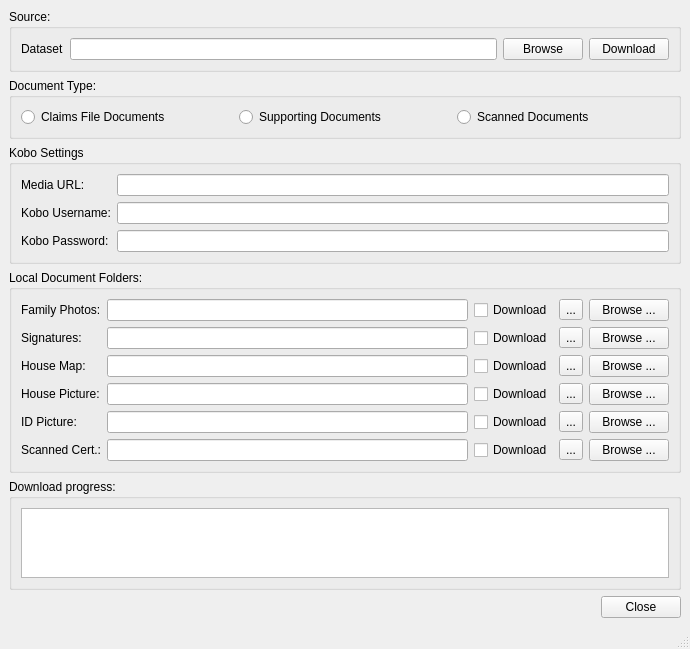
Qt form ui/ui_document_downloader_win.ui (gltn/stdm) before a commit.
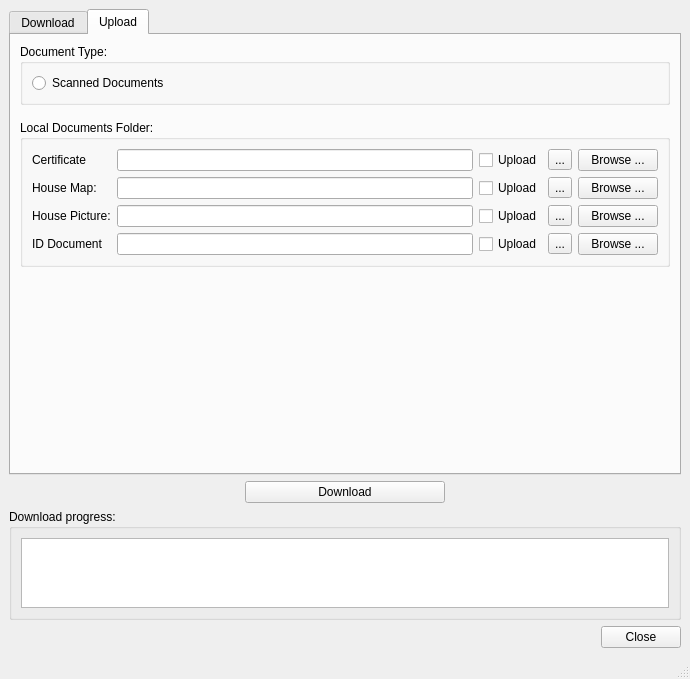
The same form after that commit.

Commit message: Changed UI for downloading documents. Added functionality to upload other scanned supporting documents

Diff of the .ui file:
```diff
--- a/ui/ui_document_downloader_win.ui
+++ b/ui/ui_document_downloader_win.ui
@@ -7,14 +7,59 @@
     <x>0</x>
     <y>0</y>
     <width>690</width>
-    <height>613</height>
+    <height>638</height>
    </rect>
   </property>
   <property name="windowTitle">
    <string>Download Documents</string>
   </property>
   <widget class="QWidget" name="centralwidget">
-   <layout class="QVBoxLayout" name="verticalLayout">
+   <layout class="QVBoxLayout" name="verticalLayout_4">
+    <property name="spacing">
+     <number>6</number>
+    </property>
+    <item>
+     <widget class="QTabWidget" name="twDocument">
+      <property name="currentIndex">
+       <number>1</number>
+      </property>
+      <widget class="QWidget" name="tbDownload">
+       <attribute name="title">
+        <string>Download</string>
+       </attribute>
+       <layout class="QVBoxLayout" name="verticalLayout" stretch="0,0,0,0">
+        <property name="spacing">
+         <number>0</number>
+        </property>
+        <item>
+         <widget class="QGroupBox" name="groupBox_2">
+          <property name="title">
+           <string>Document Type:</string>
+          </property>
+          <layout class="QHBoxLayout" name="horizontalLayout">
+           <item>
+            <widget class="QRadioButton" name="rbKoboMedia">
+             <property name="text">
+              <string>Claims File Documents</string>
+             </property>
+             <property name="autoExclusive">
+              <bool>false</bool>
+             </property>
+            </widget>
+           </item>
+           <item>
+            <widget class="QRadioButton" name="rbSupportDoc">
+             <property name="text">
+              <string>Supporting Documents</string>
+             </property>
+             <property name="autoExclusive">
+              <bool>false</bool>
+             </property>
+            </widget>
+           </item>
+          </layout>
+         </widget>
+        </item>
     <item>
      <widget class="QGroupBox" name="groupBox">
       <property name="title">
@@ -42,43 +87,6 @@
          </property>
         </widget>
        </item>
-       <item>
-        <widget class="QPushButton" name="btnDownload">
-         <property name="text">
-          <string>Download</string>
-         </property>
-        </widget>
-       </item>
-      </layout>
-     </widget>
-    </item>
-    <item>
-     <widget class="QGroupBox" name="groupBox_2">
-      <property name="title">
-       <string>Document Type:</string>
-      </property>
-      <layout class="QHBoxLayout" name="horizontalLayout">
-       <item>
-        <widget class="QRadioButton" name="rbKoboMedia">
-         <property name="text">
-          <string>Claims File Documents</string>
-         </property>
-        </widget>
-       </item>
-       <item>
-        <widget class="QRadioButton" name="rbSupportDoc">
-         <property name="text">
-          <string>Supporting Documents</string>
-         </property>
-        </widget>
-       </item>
-       <item>
-        <widget class="QRadioButton" name="rbScannedDoc">
-         <property name="text">
-          <string>Scanned Documents</string>
-         </property>
-        </widget>
-       </item>
       </layout>
      </widget>
     </item>
@@ -138,34 +146,9 @@
       <property name="title">
        <string>Local Document Folders:</string>
       </property>
-      <layout class="QGridLayout" name="gridLayout_6">
-       <item row="5" column="0">
-        <widget class="QLabel" name="label_2">
-         <property name="text">
-          <string>Scanned Cert.:</string>
-         </property>
-        </widget>
-       </item>
-       <item row="4" column="0">
-        <widget class="QLabel" name="label_12">
-         <property name="text">
-          <string>ID Picture:</string>
-         </property>
-        </widget>
-       </item>
-       <item row="1" column="0">
-        <widget class="QLabel" name="label_8">
-         <property name="text">
-          <string>Signatures:</string>
-         </property>
-        </widget>
-       </item>
-       <item row="1" column="1">
-        <widget class="QLineEdit" name="edtSignFolder"/>
-       </item>
-       <item row="0" column="1">
-        <widget class="QLineEdit" name="edtFamilyFolder"/>
-       </item>
+          <layout class="QVBoxLayout" name="verticalLayout_2">
+           <item>
+            <layout class="QGridLayout" name="gridLayout_2">
        <item row="0" column="0">
         <widget class="QLabel" name="label_7">
          <property name="text">
@@ -173,57 +156,8 @@
          </property>
         </widget>
        </item>
-       <item row="2" column="0">
-        <widget class="QLabel" name="label_9">
-         <property name="text">
-          <string>House Map:</string>
-         </property>
-        </widget>
-       </item>
-       <item row="1" column="3">
-        <widget class="QToolButton" name="tbSignFolder">
-         <property name="text">
-          <string>...</string>
-         </property>
-        </widget>
-       </item>
-       <item row="2" column="3">
-        <widget class="QToolButton" name="tbHouseFolder">
-         <property name="text">
-          <string>...</string>
-         </property>
-        </widget>
-       </item>
-       <item row="2" column="1">
-        <widget class="QLineEdit" name="edtHouseFolder"/>
-       </item>
-       <item row="0" column="3">
-        <widget class="QToolButton" name="tbFamilyFolder">
-         <property name="text">
-          <string>...</string>
-         </property>
-        </widget>
-       </item>
-       <item row="0" column="4">
-        <widget class="QPushButton" name="btnFamilyBrowse">
-         <property name="text">
-          <string>Browse ...</string>
-         </property>
-        </widget>
-       </item>
-       <item row="1" column="4">
-        <widget class="QPushButton" name="btnSignFolder">
-         <property name="text">
-          <string>Browse ...</string>
-         </property>
-        </widget>
-       </item>
-       <item row="2" column="4">
-        <widget class="QPushButton" name="btnHouseFolder">
-         <property name="text">
-          <string>Browse ...</string>
-         </property>
-        </widget>
+             <item row="0" column="1">
+              <widget class="QLineEdit" name="edtFamilyFolder"/>
        </item>
        <item row="0" column="2">
         <widget class="QCheckBox" name="cbFamilyPhoto">
@@ -235,6 +169,30 @@
          </property>
         </widget>
        </item>
+             <item row="0" column="3">
+              <widget class="QToolButton" name="tbFamilyFolder">
+               <property name="text">
+                <string>...</string>
+               </property>
+              </widget>
+             </item>
+             <item row="0" column="4">
+              <widget class="QPushButton" name="btnFamilyBrowse">
+               <property name="text">
+                <string>Browse ...</string>
+               </property>
+              </widget>
+             </item>
+             <item row="1" column="0">
+              <widget class="QLabel" name="label_8">
+               <property name="text">
+                <string>Signatures:</string>
+               </property>
+              </widget>
+             </item>
+             <item row="1" column="1">
+              <widget class="QLineEdit" name="edtSignFolder"/>
+             </item>
        <item row="1" column="2">
         <widget class="QCheckBox" name="cbSign">
          <property name="text">
@@ -242,6 +200,30 @@
          </property>
         </widget>
        </item>
+             <item row="1" column="3">
+              <widget class="QToolButton" name="tbSignFolder">
+               <property name="text">
+                <string>...</string>
+               </property>
+              </widget>
+             </item>
+             <item row="1" column="4">
+              <widget class="QPushButton" name="btnSignFolder">
+               <property name="text">
+                <string>Browse ...</string>
+               </property>
+              </widget>
+             </item>
+             <item row="2" column="0">
+              <widget class="QLabel" name="label_9">
+               <property name="text">
+                <string>House Map:</string>
+               </property>
+              </widget>
+             </item>
+             <item row="2" column="1">
+              <widget class="QLineEdit" name="edtHouseFolder"/>
+             </item>
        <item row="2" column="2">
         <widget class="QCheckBox" name="cbHousePhoto">
          <property name="text">
@@ -249,6 +231,20 @@
          </property>
         </widget>
        </item>
+             <item row="2" column="3">
+              <widget class="QToolButton" name="tbHouseFolder">
+               <property name="text">
+                <string>...</string>
+               </property>
+              </widget>
+             </item>
+             <item row="2" column="4">
+              <widget class="QPushButton" name="btnHouseFolder">
+               <property name="text">
+                <string>Browse ...</string>
+               </property>
+              </widget>
+             </item>
        <item row="3" column="0">
         <widget class="QLabel" name="label_11">
          <property name="text">
@@ -280,6 +276,13 @@
          </property>
         </widget>
        </item>
+             <item row="4" column="0">
+              <widget class="QLabel" name="label_12">
+               <property name="text">
+                <string>ID Picture:</string>
+               </property>
+              </widget>
+             </item>
        <item row="4" column="1">
         <widget class="QLineEdit" name="edtIdPic"/>
        </item>
@@ -304,32 +307,236 @@
          </property>
         </widget>
        </item>
-       <item row="5" column="1">
+            </layout>
+           </item>
+          </layout>
+         </widget>
+        </item>
+       </layout>
+      </widget>
+      <widget class="QWidget" name="tbUpload">
+       <attribute name="title">
+        <string>Upload</string>
+       </attribute>
+       <layout class="QVBoxLayout" name="verticalLayout_3">
+        <property name="spacing">
+         <number>15</number>
+        </property>
+        <property name="bottomMargin">
+         <number>9</number>
+        </property>
+        <item>
+         <widget class="QGroupBox" name="groupBox_5">
+          <property name="title">
+           <string>Document Type:</string>
+          </property>
+          <layout class="QHBoxLayout" name="horizontalLayout_5">
+           <item>
+            <widget class="QRadioButton" name="rbScannedDoc">
+             <property name="text">
+              <string>Scanned Documents</string>
+             </property>
+            </widget>
+           </item>
+          </layout>
+         </widget>
+        </item>
+        <item>
+         <widget class="QGroupBox" name="groupBox_4">
+          <property name="title">
+           <string>Local Documents Folder:</string>
+          </property>
+          <layout class="QVBoxLayout" name="verticalLayout_5">
+           <item>
+            <layout class="QGridLayout" name="gridLayout">
+             <item row="0" column="3">
+              <widget class="QToolButton" name="tbScannedDoc">
+               <property name="text">
+                <string>...</string>
+               </property>
+              </widget>
+             </item>
+             <item row="0" column="1">
         <widget class="QLineEdit" name="edtScannedDoc"/>
        </item>
-       <item row="5" column="2">
+             <item row="0" column="0">
+              <widget class="QLabel" name="label_2">
+               <property name="text">
+                <string>Certificate</string>
+               </property>
+              </widget>
+             </item>
+             <item row="0" column="2">
         <widget class="QCheckBox" name="cbScannedDoc">
          <property name="text">
-          <string>Download</string>
+                <string>Upload</string>
          </property>
         </widget>
        </item>
-       <item row="5" column="3">
-        <widget class="QToolButton" name="tbScannedDoc">
-         <property name="text">
-          <string>...</string>
-         </property>
-        </widget>
-       </item>
-       <item row="5" column="4">
+             <item row="0" column="4">
         <widget class="QPushButton" name="btnScannedDoc">
          <property name="text">
           <string>Browse ...</string>
          </property>
         </widget>
        </item>
-      </layout>
-     </widget>
+             <item row="1" column="0">
+              <widget class="QLabel" name="label_3">
+               <property name="text">
+                <string>House Map:</string>
+               </property>
+              </widget>
+             </item>
+             <item row="2" column="0">
+              <widget class="QLabel" name="label_10">
+               <property name="text">
+                <string>House Picture:</string>
+               </property>
+              </widget>
+             </item>
+             <item row="3" column="0">
+              <widget class="QLabel" name="label_13">
+               <property name="text">
+                <string>ID Document</string>
+               </property>
+              </widget>
+             </item>
+             <item row="1" column="1">
+              <widget class="QLineEdit" name="edtScannedHseMap"/>
+             </item>
+             <item row="2" column="1">
+              <widget class="QLineEdit" name="edtScannedHsePic"/>
+             </item>
+             <item row="3" column="1">
+              <widget class="QLineEdit" name="edtScannedIdDoc"/>
+             </item>
+             <item row="1" column="2">
+              <widget class="QCheckBox" name="cbScannedHseMap">
+               <property name="text">
+                <string>Upload</string>
+               </property>
+              </widget>
+             </item>
+             <item row="2" column="2">
+              <widget class="QCheckBox" name="cbScannedHsePic">
+               <property name="text">
+                <string>Upload</string>
+               </property>
+              </widget>
+             </item>
+             <item row="3" column="2">
+              <widget class="QCheckBox" name="cbScannedIdDoc">
+               <property name="text">
+                <string>Upload</string>
+               </property>
+              </widget>
+             </item>
+             <item row="1" column="3">
+              <widget class="QToolButton" name="tbScannedHseMap">
+               <property name="text">
+                <string>...</string>
+               </property>
+              </widget>
+             </item>
+             <item row="2" column="3">
+              <widget class="QToolButton" name="tbScannedHsePic">
+               <property name="text">
+                <string>...</string>
+               </property>
+              </widget>
+             </item>
+             <item row="3" column="3">
+              <widget class="QToolButton" name="tbScannedIdDoc">
+               <property name="text">
+                <string>...</string>
+               </property>
+              </widget>
+             </item>
+             <item row="1" column="4">
+              <widget class="QPushButton" name="btnScannedHseMap">
+               <property name="text">
+                <string>Browse ...</string>
+               </property>
+              </widget>
+             </item>
+             <item row="2" column="4">
+              <widget class="QPushButton" name="btnScannedHsePic">
+               <property name="text">
+                <string>Browse ...</string>
+               </property>
+              </widget>
+             </item>
+             <item row="3" column="4">
+              <widget class="QPushButton" name="btnScannedIdDoc">
+               <property name="text">
+                <string>Browse ...</string>
+               </property>
+              </widget>
+             </item>
+            </layout>
+           </item>
+          </layout>
+         </widget>
+        </item>
+        <item>
+         <spacer name="verticalSpacer">
+          <property name="orientation">
+           <enum>Qt::Vertical</enum>
+          </property>
+          <property name="sizeHint" stdset="0">
+           <size>
+            <width>20</width>
+            <height>227</height>
+           </size>
+          </property>
+         </spacer>
+        </item>
+       </layout>
+      </widget>
+     </widget>
+    </item>
+    <item>
+     <layout class="QHBoxLayout" name="horizontalLayout_4">
+      <item>
+       <spacer name="horizontalSpacer_3">
+        <property name="orientation">
+         <enum>Qt::Horizontal</enum>
+        </property>
+        <property name="sizeHint" stdset="0">
+         <size>
+          <width>20</width>
+          <height>20</height>
+         </size>
+        </property>
+       </spacer>
+      </item>
+      <item>
+       <widget class="QPushButton" name="btnDownload">
+        <property name="minimumSize">
+         <size>
+          <width>200</width>
+          <height>0</height>
+         </size>
+        </property>
+        <property name="text">
+         <string>Download</string>
+        </property>
+       </widget>
+      </item>
+      <item>
+       <spacer name="horizontalSpacer_2">
+        <property name="orientation">
+         <enum>Qt::Horizontal</enum>
+        </property>
+        <property name="sizeHint" stdset="0">
+         <size>
+          <width>40</width>
+          <height>20</height>
+         </size>
+        </property>
+       </spacer>
+      </item>
+     </layout>
     </item>
     <item>
      <widget class="QGroupBox" name="groupBox_9">
```
Lines whose indentation alone changed are shown as unchanged. The commit also changes 5 other files.
